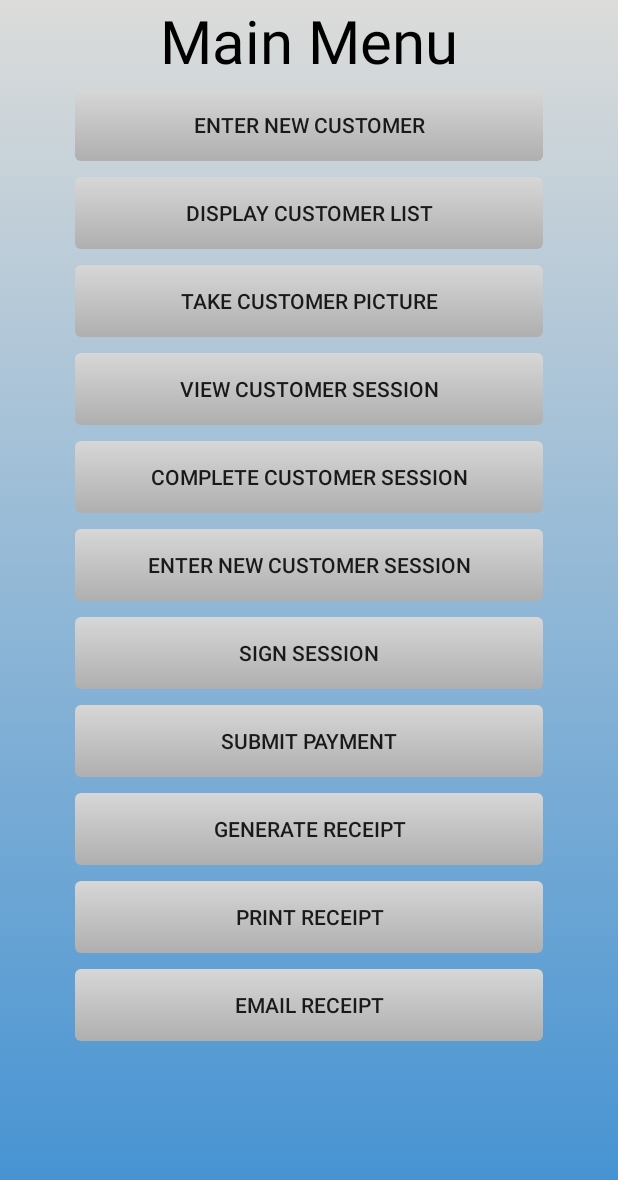
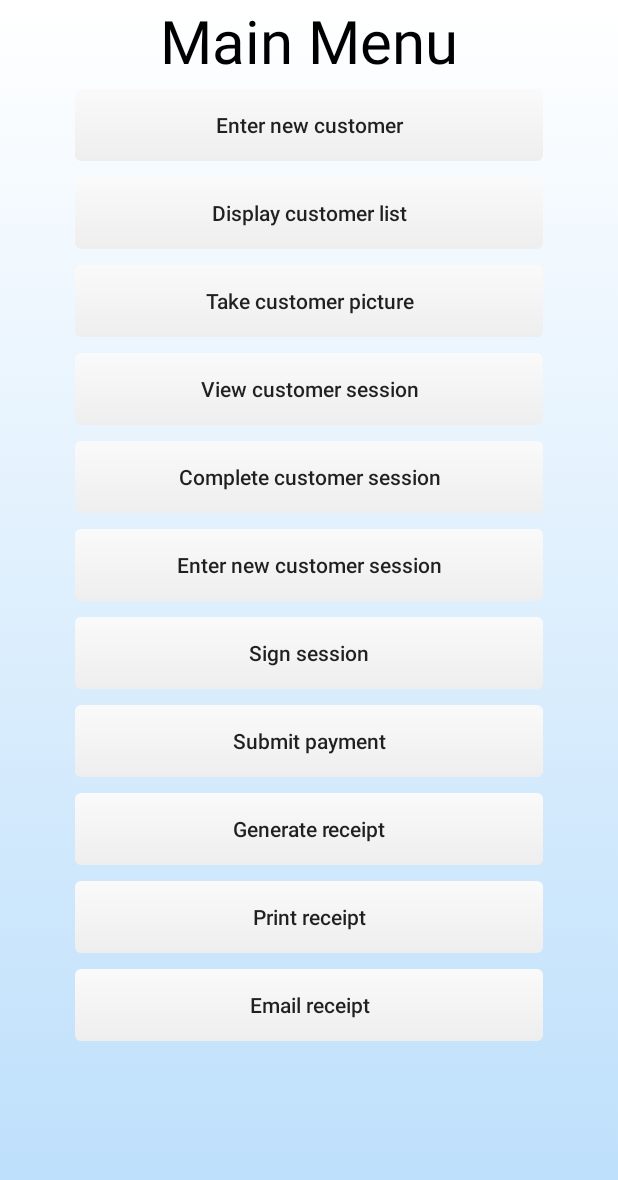
Before and after one commit to rmeijer61/TrainMan, an Android app: the MenuActivity screen opened directly, with no data from a screen before it, on a phone screen of 412 x 824 dp. Shown: the top 1180 px of the screen. Run offline under Robolectric (Android 15) with nearby library versions, the phone set to English and light mode, and no system bars.

Commit message:
Disable ALLCAPS from button text

```diff
--- a/app/src/main/res/drawable/button_round.xml
+++ b/app/src/main/res/drawable/button_round.xml
@@ -4,7 +4,7 @@
         <shape android:shape="rectangle">
             <stroke android:width="1dp"/>
             <corners android:radius="4dp"/>
-            <gradient android:angle="-90" android:startColor="#d7d7d7" android:endColor="#afafaf"/>
+            <gradient android:angle="-90" android:startColor="#fafafa" android:endColor="#eeeeee"/>
             <padding android:left="0dp" android:top="0dp" android:right="0dp" android:bottom="0dp"/>
         </shape>
     </item>
@@ -12,7 +12,7 @@
         <shape android:shape="rectangle">
             <stroke android:width="1dp"/>
             <corners android:radius="4dp"/>
-            <gradient android:angle="-90" android:startColor="#d7d7d7" android:endColor="#afafaf"/>
+            <gradient android:angle="-90" android:startColor="#fafafa" android:endColor="#eeeeee"/>
             <padding android:left="0dp" android:top="0dp" android:right="0dp" android:bottom="0dp"/>
         </shape>
     </item>
@@ -20,7 +20,7 @@
         <shape android:shape="rectangle">
             <stroke android:width="0dp"/>
             <corners android:radius="4dp"/>
-            <gradient android:angle="-90" android:startColor="#d7d7d7" android:endColor="#afafaf"/>
+            <gradient android:angle="-90" android:startColor="#fafafa" android:endColor="#eeeeee"/>
             <padding android:left="0dp" android:top="0dp" android:right="0dp" android:bottom="0dp"/>
         </shape>
     </item>
--- a/app/src/main/res/drawable/launcher_bg.xml
+++ b/app/src/main/res/drawable/menu_bg.xml
@@ -4,8 +4,8 @@
         <shape>
             <gradient
                 android:angle="90"
-                android:endColor="#dcdcda"
-                android:startColor="#4090d2"
+                android:endColor="#ffffff"
+                android:startColor="#bbdefb"
                 android:type="linear" />
         </shape>
     </item>
--- a/app/src/main/res/layout/activity_menu.xml
+++ b/app/src/main/res/layout/activity_menu.xml
@@ -2,7 +2,7 @@
 <LinearLayout xmlns:android="http://schemas.android.com/apk/res/android"
     android:layout_width="match_parent"
     android:layout_height="match_parent"
-    android:background="@drawable/launcher_bg"
+    android:background="@drawable/menu_bg"
     android:orientation="vertical">
 
     <LinearLayout
--- a/app/src/main/res/values/styles.xml
+++ b/app/src/main/res/values/styles.xml
@@ -6,6 +6,7 @@
         <item name="colorPrimary">@color/colorPrimary</item>
         <item name="colorPrimaryDark">@color/colorPrimaryDark</item>
         <item name="colorAccent">@color/colorAccent</item>
+        <item name="android:textAllCaps">false</item>
         <item name="android:buttonStyle">@style/Widget.AppCompat.Button.Borderless</item>
 
     </style>
```
